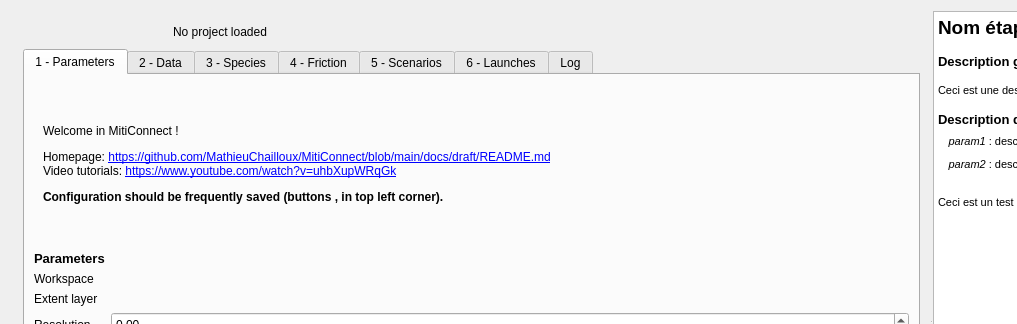
Old version of the form ui/miti_connect_dialog_base.ui in the repository MathieuChailloux/MitiConnect; both pictures show x 0 to 1017 and y 0 to 324 of the 1153 by 725 pixel window.
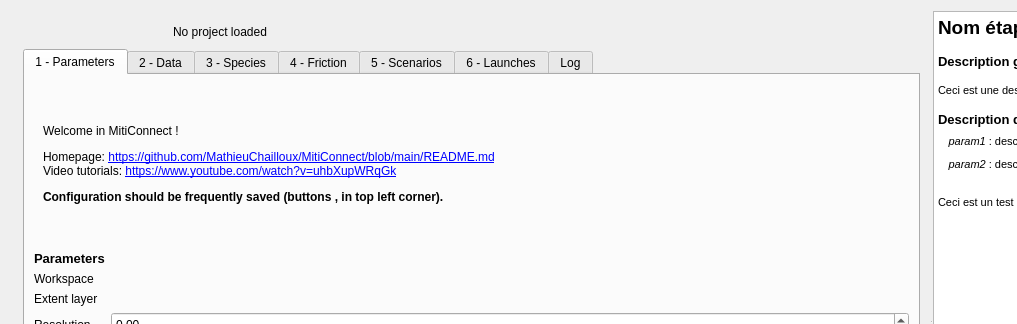
New version of the form. Icons and pictures are not drawn. Custom widgets are drawn as their Qt base class.

```diff
--- a/ui/miti_connect_dialog_base.ui
+++ b/ui/miti_connect_dialog_base.ui
@@ -90,7 +90,7 @@
            <rect>
             <x>0</x>
             <y>0</y>
-            <width>918</width>
+            <width>917</width>
             <height>637</height>
            </rect>
           </property>
@@ -343,7 +343,7 @@
                      </sizepolicy>
                     </property>
                     <property name="text">
-                     <string>&lt;html&gt;&lt;head/&gt;&lt;body&gt;&lt;p&gt;Welcome in MitiConnect !&lt;/p&gt;&lt;p&gt;Homepage: &lt;a href=&quot;https://github.com/MathieuChailloux/MitiConnect/blob/main/docs/draft/README.md&quot;&gt;&lt;span style=&quot; text-decoration: underline; color:#0000ff;&quot;&gt;https://github.com/MathieuChailloux/MitiConnect/blob/main/docs/draft/README.md&lt;/span&gt;&lt;/a&gt;&lt;br/&gt;Video tutorials: &lt;a href=&quot;https://www.youtube.com/watch?v=uhbXupWRqGk&quot;&gt;&lt;span style=&quot; text-decoration: underline; color:#0000ff;&quot;&gt;https://www.youtube.com/watch?v=uhbXupWRqGk&lt;/span&gt;&lt;/a&gt;&lt;/p&gt;&lt;p&gt;&lt;span style=&quot; font-weight:600;&quot;&gt;Configuration should be frequently saved (buttons &lt;/span&gt;&lt;img src=&quot;:/plugins/BioDispersal/icons/mActionFileSaveAs.svg&quot;/&gt;&lt;span style=&quot; font-weight:600;&quot;&gt;, &lt;/span&gt;&lt;img src=&quot;:/plugins/BioDispersal/icons/mActionFileSave.svg&quot;/&gt;&lt;span style=&quot; font-weight:600;&quot;&gt; in top left corner).&lt;/span&gt;&lt;/p&gt;&lt;/body&gt;&lt;/html&gt;</string>
+                     <string>&lt;html&gt;&lt;head/&gt;&lt;body&gt;&lt;p&gt;Welcome in MitiConnect !&lt;/p&gt;&lt;p&gt;Homepage: &lt;a href=&quot;https://github.com/MathieuChailloux/MitiConnect/blob/main/README.md&quot;&gt;&lt;span style=&quot; text-decoration: underline; color:#0000ff;&quot;&gt;https://github.com/MathieuChailloux/MitiConnect/blob/main/README.md&lt;/span&gt;&lt;/a&gt;&lt;br/&gt;Video tutorials: &lt;a href=&quot;https://www.youtube.com/watch?v=uhbXupWRqGk&quot;&gt;&lt;span style=&quot; text-decoration: underline; color:#0000ff;&quot;&gt;https://www.youtube.com/watch?v=uhbXupWRqGk&lt;/span&gt;&lt;/a&gt;&lt;/p&gt;&lt;p&gt;&lt;span style=&quot; font-weight:600;&quot;&gt;Configuration should be frequently saved (buttons &lt;/span&gt;&lt;img src=&quot;:/plugins/BioDispersal/icons/mActionFileSaveAs.svg&quot;/&gt;&lt;span style=&quot; font-weight:600;&quot;&gt;, &lt;/span&gt;&lt;img src=&quot;:/plugins/BioDispersal/icons/mActionFileSave.svg&quot;/&gt;&lt;span style=&quot; font-weight:600;&quot;&gt; in top left corner).&lt;/span&gt;&lt;/p&gt;&lt;/body&gt;&lt;/html&gt;</string>
                     </property>
                     <property name="wordWrap">
                      <bool>true</bool>
```
Left out of the diff: 24 changed lines with no effect on the pictures.
